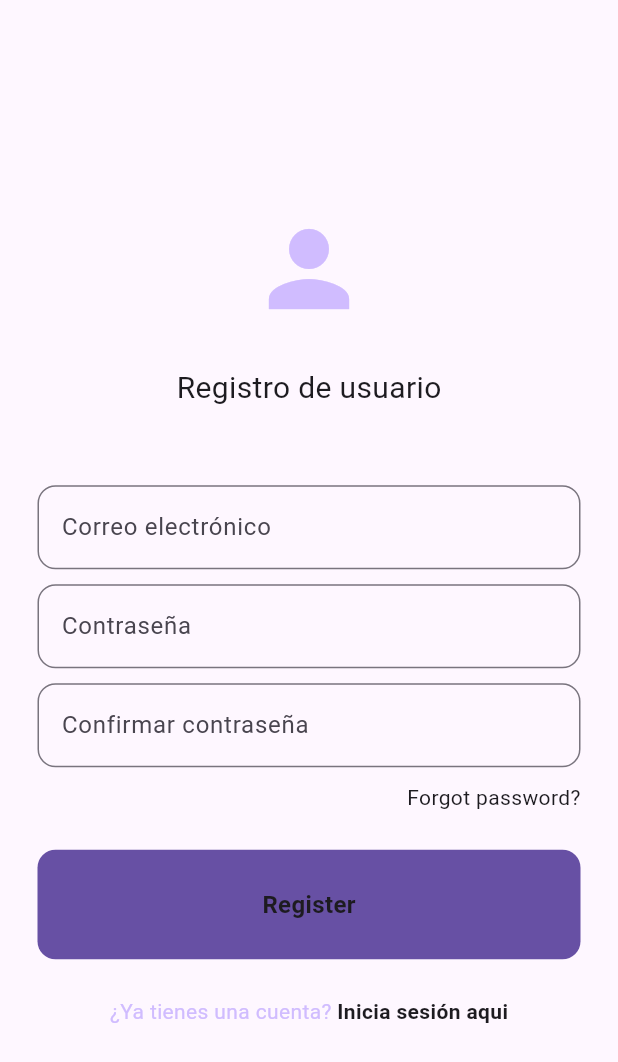
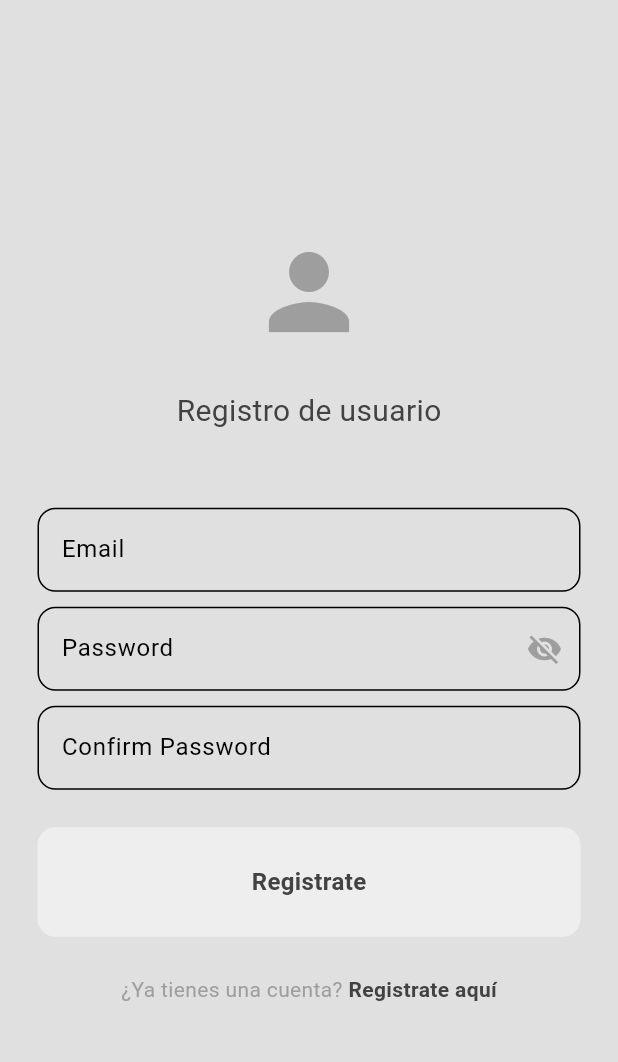
Before and after one commit to Wences69/Examen_psp_pmdm, a Flutter app: the RegisterView screen opened by its route, on a phone screen of 412 x 824 dp. Shown: the top 1062 px of the screen. Run offline on Flutter 3.47's test engine with Material 3 defaults, Android fonts, the phone set to English and light mode, and no system bars.

Commit message:
PMDM: 1) he implementado la misma funcionalidad en el register. Adicionalmente he añadido dos una carpeta con dos clases que van a ser un tema claro y un tema oscuro, se van a usar segun la configuración del dispositivo

```diff
--- a/lib/ExamenApp.dart
+++ b/lib/ExamenApp.dart
@@ -1,5 +1,7 @@
 import 'package:flutter/material.dart';
 
+import 'Modos/DarkMode.dart';
+import 'Modos/LightMode.dart';
 import 'OnBoarding/LoginView.dart';
 import 'OnBoarding/RegisterView.dart';
 import 'Splash/SplashView.dart';
@@ -18,7 +20,9 @@ class ExamenApp extends StatelessWidget {
         '/registerview': (context) => RegisterView(),
         '/splashview': (context) => SplashView()
       },
-      initialRoute: '/splashview',
+      initialRoute: '/loginview',
+      theme: LightMode,
+      darkTheme: DarkMode,
     );
   }
 }
--- /dev/null
+++ b/lib/Modos/DarkMode.dart
@@ -0,0 +1,15 @@
+import 'package:flutter/material.dart';
+
+ThemeData DarkMode = ThemeData(
+    brightness: Brightness.dark,
+    colorScheme: ColorScheme.dark(
+        background: Colors.black,
+        primary: Colors.grey.shade900,
+        secondary: Colors.grey.shade800,
+        inversePrimary: Colors.grey.shade500
+    ),
+    textTheme: ThemeData.dark().textTheme.apply(
+        bodyColor: Colors.grey[300],
+        displayColor: Colors.white
+    )
+);
--- /dev/null
+++ b/lib/Modos/LightMode.dart
@@ -0,0 +1,15 @@
+import 'package:flutter/material.dart';
+
+ThemeData LightMode = ThemeData(
+  brightness: Brightness.light,
+  colorScheme: ColorScheme.light(
+    background: Colors.grey.shade300,
+    primary: Colors.grey.shade200,
+    secondary: Colors.grey.shade400,
+    inversePrimary: Colors.grey.shade500
+  ),
+  textTheme: ThemeData.light().textTheme.apply(
+    bodyColor: Colors.grey[800],
+    displayColor: Colors.black
+  )
+);
--- a/lib/OnBoarding/LoginView.dart
+++ b/lib/OnBoarding/LoginView.dart
@@ -58,7 +58,7 @@ class _LoginViewState extends State<LoginView> {
                       isPasswordVisible
                           ? Icons.visibility
                           : Icons.visibility_off,
-                      color: Colors.white,
+                      color: Theme.of(context).colorScheme.inversePrimary,
                     ),
                     onPressed: () {
                       setState(() {
@@ -70,7 +70,7 @@ class _LoginViewState extends State<LoginView> {
 
                 const SizedBox(height: 25),
 
-                CustomButton(sText: "Inicar sesión", onTap: login),
+                CustomButton(sText: "Inicar sesión", onTap: null),
 
                 const SizedBox(height: 25),
 
--- a/lib/OnBoarding/RegisterView.dart
+++ b/lib/OnBoarding/RegisterView.dart
@@ -3,13 +3,21 @@ import 'package:flutter/material.dart';
 import '../CustomViews/CustomButton.dart';
 import '../CustomViews/CustomTextField.dart';
 
-class RegisterView extends StatelessWidget {
-  RegisterView({Key? key}) : super(key: key);
+class RegisterView extends StatefulWidget {
+  void Function()? onTap;
 
-  final TextEditingController tecUsername = TextEditingController();
+  RegisterView({Key? key});
+
+  @override
+  _RegisterViewState createState() => _RegisterViewState();
+}
+
+class _RegisterViewState extends State<RegisterView> {
   final TextEditingController tecEmail = TextEditingController();
   final TextEditingController tecPasswd = TextEditingController();
   final TextEditingController tecConfirmPasswd = TextEditingController();
+
+  bool isPasswordVisible = false;
 
   @override
   Widget build(BuildContext context) {
@@ -22,7 +30,6 @@ class RegisterView extends StatelessWidget {
             child: Column(
               mainAxisAlignment: MainAxisAlignment.center,
               children: [
-
                 Icon(
                   Icons.person,
                   size: 80,
@@ -39,7 +46,7 @@ class RegisterView extends StatelessWidget {
                 const SizedBox(height: 50),
 
                 CustomTextField(
-                  sHint: "Correo electrónico",
+                  sHint: "Email",
                   blIsPasswd: false,
                   tecControler: tecEmail,
                 ),
@@ -47,31 +54,35 @@ class RegisterView extends StatelessWidget {
                 const SizedBox(height: 10),
 
                 CustomTextField(
-                  sHint: "Contraseña",
-                  blIsPasswd: false,
+                  sHint: "Password",
+                  blIsPasswd: !isPasswordVisible,
                   tecControler: tecPasswd,
+                  iconButton: IconButton(
+                    icon: Icon(
+                      isPasswordVisible
+                          ? Icons.visibility
+                          : Icons.visibility_off,
+                      color: Theme.of(context).colorScheme.inversePrimary,
+                    ),
+                    onPressed: () {
+                      setState(() {
+                        isPasswordVisible = !isPasswordVisible;
+                      });
+                    },
+                  ),
                 ),
 
                 const SizedBox(height: 10),
 
                 CustomTextField(
-                  sHint: "Confirmar contraseña",
+                  sHint: "Confirm Password",
                   blIsPasswd: true,
                   tecControler: tecConfirmPasswd,
                 ),
 
-                const SizedBox(height: 10),
-
-                Row(
-                  mainAxisAlignment: MainAxisAlignment.end,
-                  children: [
-                    Text("Forgot password?"),
-                  ],
-                ),
-
                 const SizedBox(height: 25),
 
-                CustomButton(sText: "Register", onTap: null),
+                CustomButton(sText: "Registrate", onTap: null),
 
                 const SizedBox(height: 25),
 
@@ -86,8 +97,9 @@ class RegisterView extends StatelessWidget {
                       ),
                     ),
                     GestureDetector(
+                      onTap: widget.onTap,
                       child: Text(
-                        " Inicia sesión aqui",
+                        " Registrate aquí",
                         style: TextStyle(fontWeight: FontWeight.bold),
                       ),
                     )
```
